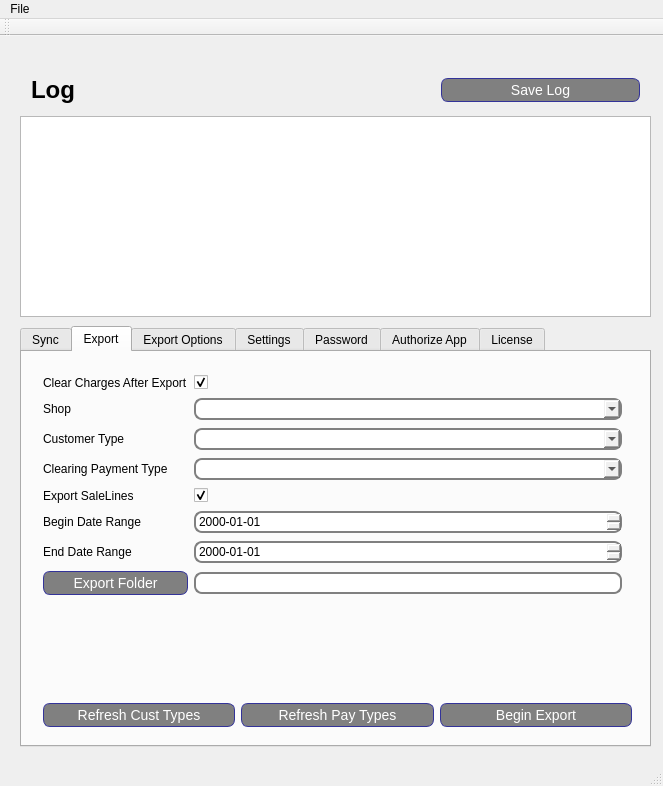
Qt form qt-lightspeed-pos-vc-connector/mainwindow.ui (beckf/lightspeed-vc-connector) before a commit.
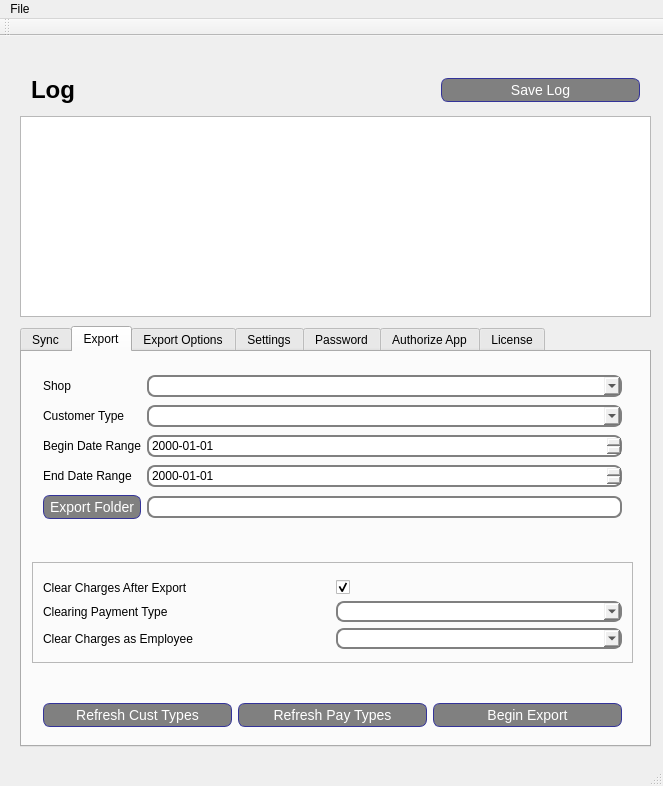
The same form after that commit.

```diff
--- a/qt-lightspeed-pos-vc-connector/mainwindow.ui
+++ b/qt-lightspeed-pos-vc-connector/mainwindow.ui
@@ -332,7 +332,7 @@
        <rect>
         <x>10</x>
         <y>340</y>
-        <width>611</width>
+        <width>601</width>
         <height>41</height>
        </rect>
       </property>
@@ -366,11 +366,14 @@
         <x>10</x>
         <y>10</y>
         <width>601</width>
-        <height>254</height>
+        <height>171</height>
        </rect>
       </property>
       <layout class="QGridLayout" name="gridLayout_4">
-       <item row="2" column="0">
+       <item row="4" column="1">
+        <widget class="QLineEdit" name="line_ExportFolder"/>
+       </item>
+       <item row="1" column="0">
         <widget class="QLabel" name="lbl_CustType">
          <property name="text">
           <string>Customer Type</string>
@@ -378,44 +381,34 @@
         </widget>
        </item>
        <item row="3" column="0">
-        <widget class="QLabel" name="label_2">
+        <widget class="QLabel" name="label_13">
          <property name="text">
-          <string>Clearing Payment Type</string>
+          <string>End Date Range</string>
          </property>
         </widget>
        </item>
-       <item row="6" column="1">
-        <widget class="QDateEdit" name="dateEdit_EndExportRange">
-         <property name="displayFormat">
-          <string>yyyy-MM-dd</string>
-         </property>
-        </widget>
-       </item>
-       <item row="0" column="1">
-        <widget class="QCheckBox" name="chk_ClearCharges">
+       <item row="0" column="0">
+        <widget class="QLabel" name="label_29">
          <property name="text">
-          <string/>
+          <string>Shop</string>
          </property>
-         <property name="checked">
-          <bool>true</bool>
-         </property>
         </widget>
        </item>
-       <item row="5" column="0">
+       <item row="2" column="0">
         <widget class="QLabel" name="label_12">
          <property name="text">
           <string>Begin Date Range</string>
          </property>
         </widget>
        </item>
-       <item row="4" column="0">
-        <widget class="QLabel" name="label_4">
-         <property name="text">
-          <string>Export SaleLines</string>
-         </property>
-        </widget>
-       </item>
        <item row="2" column="1">
+        <widget class="QDateEdit" name="dateEdit_BeginExportRange">
+         <property name="displayFormat">
+          <string>yyyy-MM-dd</string>
+         </property>
+        </widget>
+       </item>
+       <item row="1" column="1">
         <widget class="QComboBox" name="combo_CustomerType">
          <property name="toolTip">
           <string>Select customer type to export.</string>
@@ -425,62 +418,90 @@
          </property>
         </widget>
        </item>
-       <item row="7" column="0">
+       <item row="4" column="0">
         <widget class="QPushButton" name="btn_ExportFolderPicker">
          <property name="text">
           <string>Export Folder</string>
          </property>
         </widget>
        </item>
-       <item row="6" column="0">
-        <widget class="QLabel" name="label_13">
-         <property name="text">
-          <string>End Date Range</string>
-         </property>
-        </widget>
-       </item>
-       <item row="4" column="1">
-        <widget class="QCheckBox" name="chk_ExportSaleLinesEnabled">
-         <property name="text">
-          <string/>
-         </property>
-         <property name="checked">
-          <bool>true</bool>
-         </property>
-        </widget>
-       </item>
-       <item row="0" column="0">
-        <widget class="QLabel" name="label">
-         <property name="text">
-          <string>Clear Charges After Export</string>
-         </property>
-        </widget>
-       </item>
        <item row="3" column="1">
-        <widget class="QComboBox" name="combo_PaymentType"/>
-       </item>
-       <item row="5" column="1">
-        <widget class="QDateEdit" name="dateEdit_BeginExportRange">
+        <widget class="QDateEdit" name="dateEdit_EndExportRange">
          <property name="displayFormat">
           <string>yyyy-MM-dd</string>
          </property>
         </widget>
        </item>
-       <item row="7" column="1">
-        <widget class="QLineEdit" name="line_ExportFolder"/>
-       </item>
-       <item row="1" column="1">
+       <item row="0" column="1">
         <widget class="QComboBox" name="combo_ExportShopSelect"/>
        </item>
-       <item row="1" column="0">
-        <widget class="QLabel" name="label_29">
-         <property name="text">
-          <string>Shop</string>
-         </property>
-        </widget>
-       </item>
       </layout>
      </widget>
+     <widget class="QFrame" name="frame_3">
+      <property name="geometry">
+       <rect>
+        <x>10</x>
+        <y>210</y>
+        <width>601</width>
+        <height>101</height>
+       </rect>
+      </property>
+      <property name="frameShape">
+       <enum>QFrame::StyledPanel</enum>
+      </property>
+      <property name="frameShadow">
+       <enum>QFrame::Raised</enum>
+      </property>
+      <widget class="QWidget" name="gridLayoutWidget_8">
+       <property name="geometry">
+        <rect>
+         <x>0</x>
+         <y>7</y>
+         <width>601</width>
+         <height>91</height>
+        </rect>
+       </property>
+       <layout class="QGridLayout" name="gridLayout_8">
+        <item row="2" column="0">
+         <widget class="QLabel" name="label_30">
+          <property name="text">
+           <string>Clear Charges as Employee</string>
+          </property>
+         </widget>
+        </item>
+        <item row="0" column="1">
+         <widget class="QCheckBox" name="chk_ClearCharges">
+          <property name="text">
+           <string/>
+          </property>
+          <property name="checked">
+           <bool>true</bool>
+          </property>
+         </widget>
+        </item>
+        <item row="2" column="1">
+         <widget class="QComboBox" name="combo_ClearChargesEmployee"/>
+        </item>
+        <item row="0" column="0">
+         <widget class="QLabel" name="label">
+          <property name="text">
+           <string>Clear Charges After Export</string>
+          </property>
+         </widget>
+        </item>
+        <item row="1" column="0">
+         <widget class="QLabel" name="label_2">
+          <property name="text">
+           <string>Clearing Payment Type</string>
+          </property>
+         </widget>
+        </item>
+        <item row="1" column="1">
+         <widget class="QComboBox" name="combo_PaymentType"/>
+        </item>
+       </layout>
+      </widget>
+     </widget>
     </widget>
     <widget class="QWidget" name="tab_ExportOptions">
      <attribute name="title">
```
